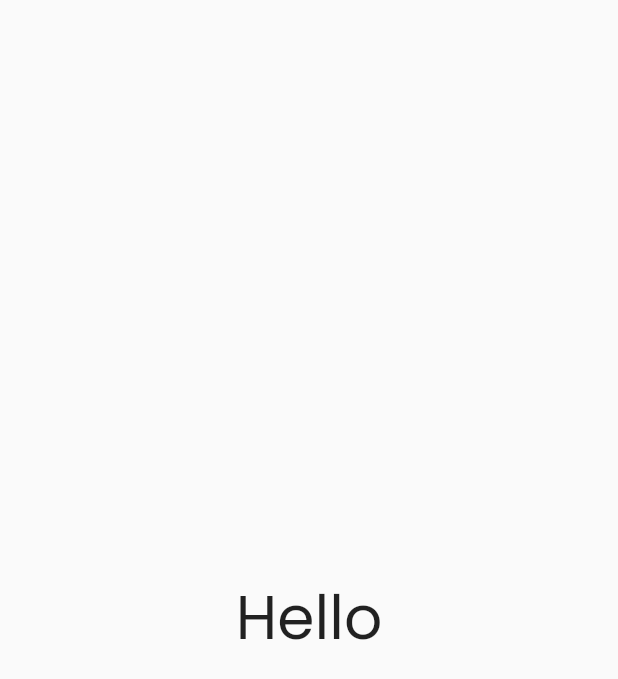
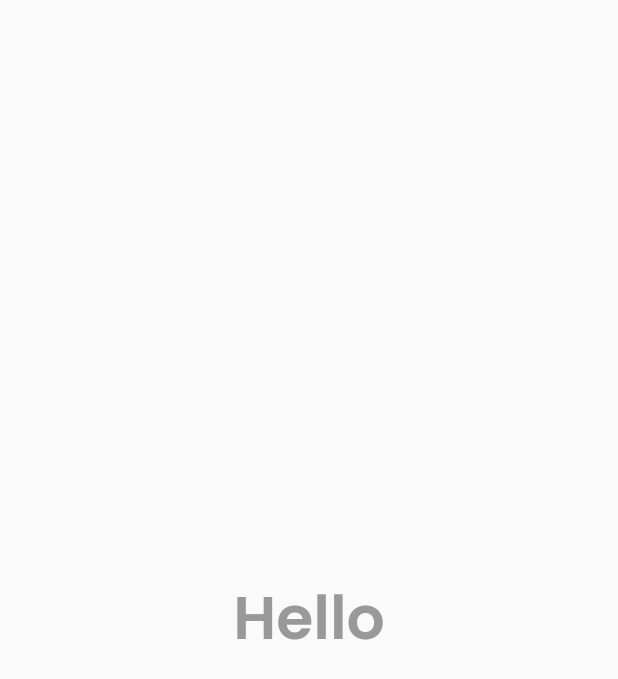
Before and after one commit to yaminmuhammad/sepatuku, a Flutter app: the screen it shows after launch, on a phone screen of 412 x 824 dp. Shown: the top 679 px of the screen. Run offline on Flutter 3.47's test engine with Material 2 defaults, Android fonts, the phone set to English and light mode, and no system bars; our stand-ins replace google_fonts.

```diff
--- a/lib/main.dart
+++ b/lib/main.dart
@@ -1,5 +1,6 @@
 import 'package:flutter/material.dart';
 import 'package:google_fonts/google_fonts.dart';
+import 'theme.dart';
 
 void main() => runApp(const MyApp());
 
@@ -22,7 +23,9 @@ class HomePage extends StatelessWidget {
   Widget build(BuildContext context) {
     return Scaffold(
         body: Center(
-      child: Text('Hello', style: GoogleFonts.poppins(fontSize: 40)),
+      child: Text('Hello',
+          style:
+              secondaryTextStyle.copyWith(fontWeight: semiBold, fontSize: 40)),
     ));
   }
 }
```
Also changed, not shown: lib/theme.dart (added, +30 -0 lines).
